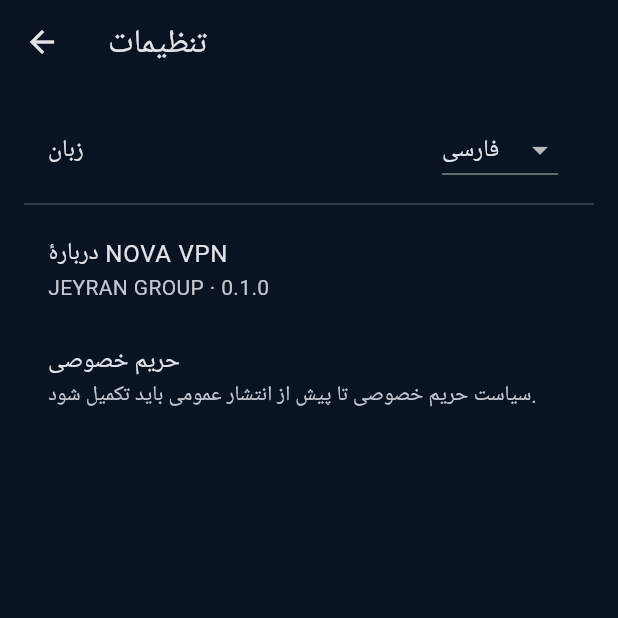
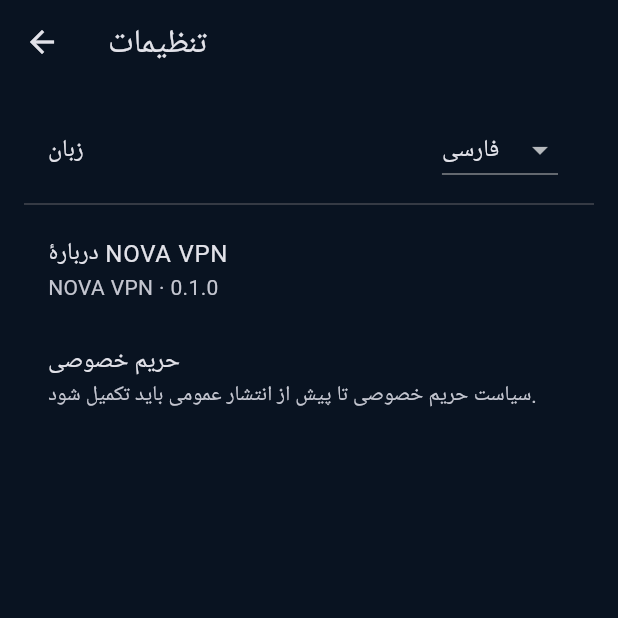
Before and after one commit to mynovavpnproxy1/HamidHamid, a Flutter app: the SettingsScreen screen opened directly, on a phone screen of 412 x 824 dp, the top half of it. Run offline on Flutter 3.47's test engine with Material 3 defaults, Android fonts, the phone set to English and light mode, and no system bars; our stand-ins replace flutter_secure_storage, shared_preferences; missing offline and left inert: flutter_v2ray_client; accounts and stored records are empty.

Commit message:
Remove unrelated group label from app settings

```diff
--- a/app/lib/screens/settings_screen.dart
+++ b/app/lib/screens/settings_screen.dart
@@ -41,7 +41,7 @@ class _SettingsScreenState extends State<SettingsScreen> {
           const Divider(),
           ListTile(
             title: Text(_language == 'fa' ? 'دربارهٔ NOVA VPN' : 'About NOVA VPN'),
-            subtitle: const Text('JEYRAN GROUP · 0.1.0'),
+            subtitle: const Text('NOVA VPN · 0.1.0'),
           ),
           ListTile(
             title: Text(_language == 'fa' ? 'حریم خصوصی' : 'Privacy'),
```
